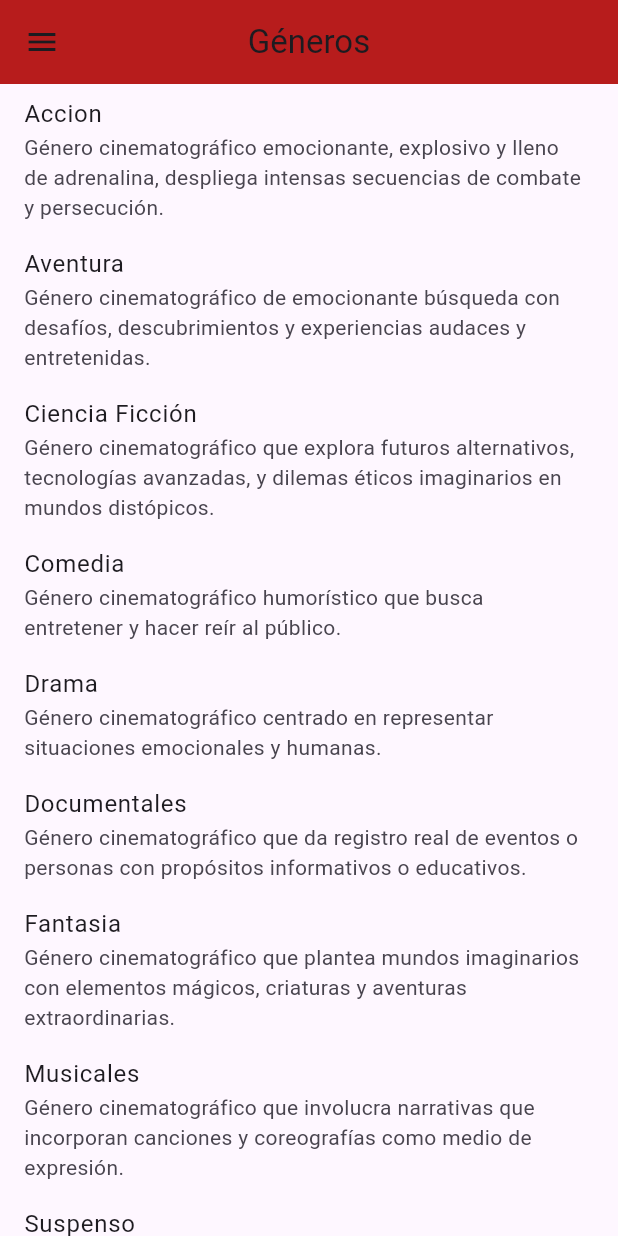
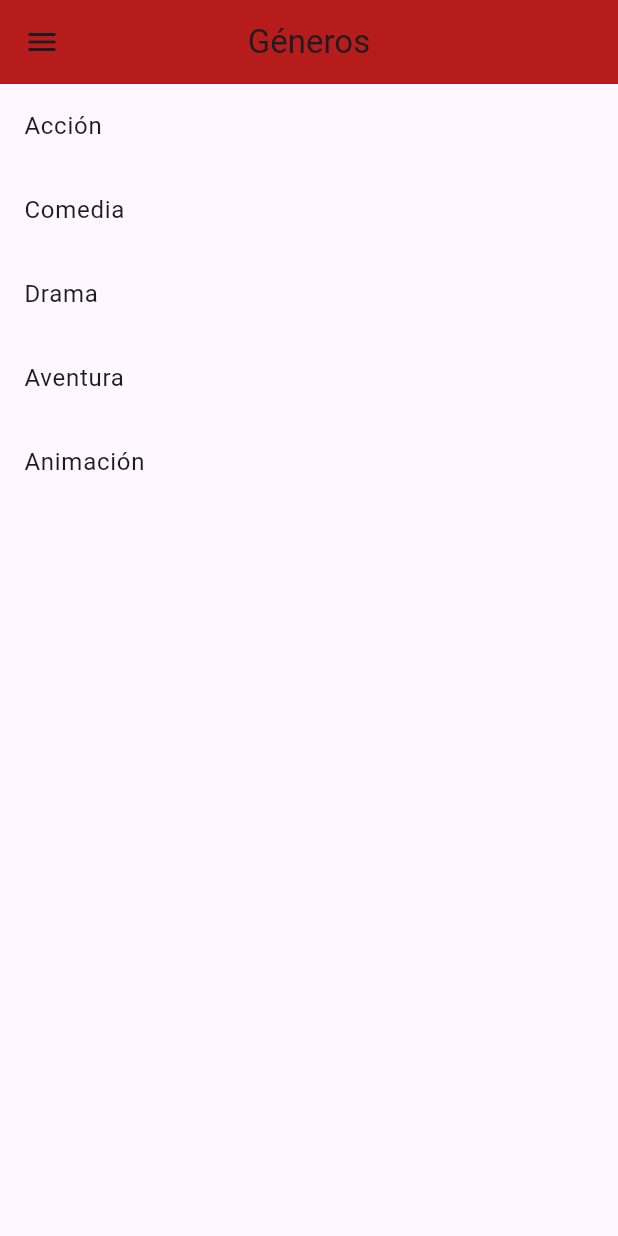
Before and after one commit to FacundoElizalde/Proyecto-Labo-IV, a Flutter app: the GenreScreen screen opened by its route, on a phone screen of 412 x 824 dp. Run offline on Flutter 3.47's test engine with Material 3 defaults, Android fonts, the phone set to English and light mode, and no system bars; our stand-ins replace shared_preferences; accounts and stored records are empty; network calls fail.

Commit message:
géneros info

```diff
--- a/lib/screens/genres_screen.dart
+++ b/lib/screens/genres_screen.dart
@@ -1,154 +1,42 @@
 import 'package:flutter/material.dart';
 import 'package:flutter_repo_guide/widgets/drawer_menu.dart';
-
-class Genre {
-  final String name;
-  final String description;
-  final List<String> topMovies; // Cambiado a lista de nombres de películas
-  final List<String> featuredDirectors;
-
-  Genre({
-    required this.name,
-    required this.description,
-    required this.topMovies,
-    required this.featuredDirectors,
-  });
-}
 
 class GenreScreen extends StatelessWidget {
   GenreScreen({Key? key}) : super(key: key);
 
-  final List<Genre> genres = [
-    Genre(
-      name: 'Accion',
-      description:
-          'Género cinematográfico emocionante, explosivo y lleno de adrenalina, despliega intensas secuencias de combate y persecución.',
-      topMovies: [
-        'Duro de Matar',
-        'Mad Max: Furia en el Camino',
-      ],
-      featuredDirectors: [
-        'John Woo',
-        'Michael Bay',
-      ],
-    ),
-    Genre(
-      name: 'Aventura',
-      description:
-          'Género cinematográfico de emocionante búsqueda con desafíos, descubrimientos y experiencias audaces y entretenidas.',
-      topMovies: [
-        'Indiana Jones: Raiders of the Lost Ark',
-        'El Señor de los anillos: La comunidad del anillo',
-      ],
-      featuredDirectors: [
-        'Steven Spielberg',
-        'Gore Verbinski',
-      ],
-    ),
-    Genre(
-      name: 'Ciencia Ficción',
-      description:
-          'Género cinematográfico que explora futuros alternativos, tecnologías avanzadas, y dilemas éticos imaginarios en mundos distópicos.',
-      topMovies: [
-        '2001: Una odisea del espacio',
-        'Matrix',
-      ],
-      featuredDirectors: [
-        'Stanley Kubrick',
-        'Christopher Nolan',
-      ],
-    ),
-    Genre(
-      name: 'Comedia',
-      description:
-          'Género cinematográfico humorístico que busca entretener y hacer reír al público.',
-      topMovies: [
-        'Annie Hall',
-        'Groundhog Day',
-      ],
-      featuredDirectors: [
-        'Woody Allen',
-        'Charles Chaplin',
-      ],
-    ),
-    Genre(
-      name: 'Drama',
-      description:
-          'Género cinematográfico centrado en representar situaciones emocionales y humanas.',
-      topMovies: [
-        'Cadena perpetua',
-        'El club de la pelea',
-      ],
-      featuredDirectors: [
-        'Frank Darabont',
-        'David Fincher',
-      ],
-    ),
-    Genre(
-      name: 'Documentales',
-      description:
-          'Género cinematográfico que da registro real de eventos o personas con propósitos informativos o educativos.',
-      topMovies: [
-        'Bowling for Columbine',
-        'March of the Penguins',
-      ],
-      featuredDirectors: [
-        'Michael Moore',
-        'Luc Jacquet',
-      ],
-    ),
-    Genre(
-      name: 'Fantasia',
-      description:
-          'Género cinematográfico que plantea mundos imaginarios con elementos mágicos, criaturas y aventuras extraordinarias.',
-      topMovies: [
-        'Harry Potter y la piedra filosofal',
-        'El Mago de Oz',
-      ],
-      featuredDirectors: [
-        'Peter Jackson',
-        'Hayao Miyazaki',
-      ],
-    ),
-    Genre(
-      name: 'Musicales',
-      description:
-          'Género cinematográfico que involucra narrativas que incorporan canciones y coreografías como medio de expresión.',
-      topMovies: [
-        'La La Land',
-        'The Sound of Music',
-      ],
-      featuredDirectors: [
-        'Robert Wise',
-        'Damien Chazelle',
-      ],
-    ),
-    Genre(
-      name: 'Suspenso',
-      description:
-          'Género cinematográfico que genera tensión, anticipación y giros sorprendentes en narrativas intrigantes.',
-      topMovies: [
-        'Psicosis',
-        'El silencio de los corderos',
-      ],
-      featuredDirectors: [
-        'Alfred Hitchcock',
-        'David Fincher',
-      ],
-    ),
-    Genre(
-      name: 'Terror',
-      description:
-          'Género cinematográfico perturbador que provoca miedo intenso y ansiedad.',
-      topMovies: [
-        'El Exorcista',
-        'Scream',
-      ],
-      featuredDirectors: [
-        'William Friedkin',
-        'James Wan',
-      ],
-    ),
+  final Map<String, dynamic> moviesData = {
+    "nombre_peliculas": [
+      "The Lion King",
+      "Toy Story",
+      "Finding Nemo",
+      "Shrek",
+      "Frozen",
+      "Moana",
+      "The Incredibles",
+      "Zootopia",
+      "Coco",
+      "Up"
+    ],
+    "generos_lista": [
+      "Adventure, Action, Drama",
+      "Comedy, Animation, Comedy",
+      "Adventure, Action, Drama",
+      "Adventure, Action, Drama",
+      "Adventure, Action, Drama",
+      "Adventure, Action, Drama",
+      "Adventure, Action, Drama",
+      "Adventure, Action, Drama",
+      "Adventure, Action, Drama",
+      "Adventure, Action, Drama"
+    ]
+  };
+
+  final List<String> genres = [
+    'Acción',
+    'Comedia',
+    'Drama',
+    'Aventura',
+    'Animación'
   ];
 
   @override
@@ -163,11 +51,11 @@ class GenreScreen extends StatelessWidget {
       body: ListView.builder(
         itemCount: genres.length,
         itemBuilder: (context, index) {
+          final genreName = genres[index];
           return ListTile(
-            title: Text(genres[index].name),
-            subtitle: Text(genres[index].description),
+            title: Text(genreName),
             onTap: () {
-              _showGenreDetails(context, genres[index]);
+              _showGenreDetails(context, genreName);
             },
           );
         },
@@ -175,24 +63,40 @@ class GenreScreen extends StatelessWidget {
     );
   }
 
-  void _showGenreDetails(BuildContext context, Genre genre) {
+  void _showGenreDetails(BuildContext context, String genreName) {
+    // Mapeo de géneros en inglés a español
+    Map<String, String> genreTranslations = {
+      'Aventura': 'Adventure',
+      'Acción': 'Action',
+      'Comedia': 'Comedy',
+      'Drama': 'Drama',
+      'Animación': 'Animation',
+    };
+
+    List<String> moviesForGenre = [];
+    for (int i = 0; i < moviesData['generos_lista'].length; i++) {
+      String genresString = moviesData['generos_lista'][i];
+
+      // Traducir el género de inglés a español
+      String translatedGenre = genreTranslations[genreName] ?? genreName;
+
+      if (genresString.contains(translatedGenre)) {
+        moviesForGenre.add(moviesData['nombre_peliculas'][i]);
+      }
+    }
+
+    // Mostrar el diálogo con las películas para el género seleccionado
     showDialog(
       context: context,
       builder: (context) {
         return AlertDialog(
-          title: Text(genre.name),
+          title: Text(genreName),
           content: Column(
             crossAxisAlignment: CrossAxisAlignment.start,
             mainAxisSize: MainAxisSize.min,
             children: [
-              Text('Descripción: ${genre.description}'),
-              const SizedBox(height: 8),
-              Text('Mejores películas:'),
-              for (String movie in genre.topMovies) Text('- $movie'),
-              const SizedBox(height: 8),
-              Text('Directores destacados:'),
-              for (String director in genre.featuredDirectors)
-                Text('- $director'),
+              Text('Películas para el género $genreName:'),
+              for (String movie in moviesForGenre) Text('- $movie'),
             ],
           ),
           actions: [
```
